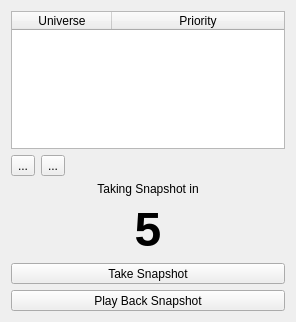
docsteer/sacnview, file ui/snapshot.ui: the form before one commit.
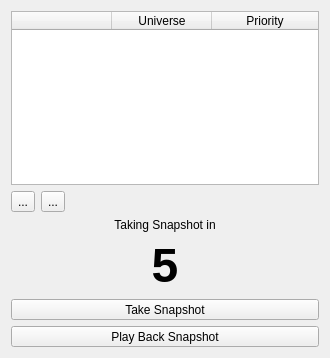
The form after the commit. Icons and pictures are not drawn.

Commit message:
Add per-source enable/disable functionality
Request from Abby -  make sources able to be enabled/disabled on an
individual basis in snapshot

Diff of the .ui file:
```diff
--- a/ui/snapshot.ui
+++ b/ui/snapshot.ui
@@ -6,8 +6,8 @@
    <rect>
     <x>0</x>
     <y>0</y>
-    <width>296</width>
-    <height>322</height>
+    <width>330</width>
+    <height>358</height>
    </rect>
   </property>
   <property name="windowTitle">
@@ -26,6 +26,11 @@
      <attribute name="verticalHeaderVisible">
       <bool>false</bool>
      </attribute>
+     <column>
+      <property name="text">
+       <string/>
+      </property>
+     </column>
      <column>
       <property name="text">
        <string>Universe</string>
```
The commit also changes 2 other files.
